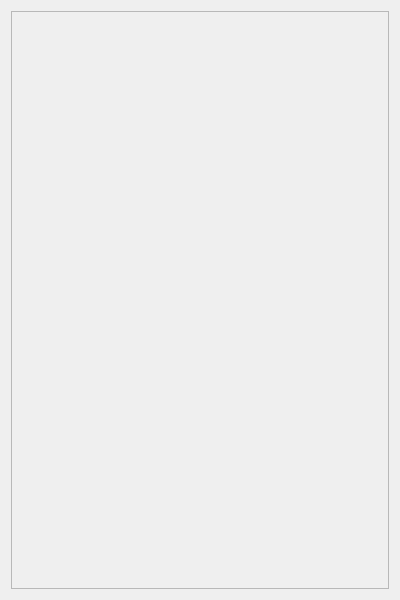
Neutrino123/STB, file AmenziListPage.ui: the form before one commit.
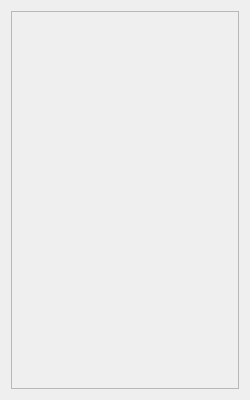
The form after the commit.

Patch:
```diff
--- a/AmenziListPage.ui
+++ b/AmenziListPage.ui
@@ -6,8 +6,8 @@
    <rect>
     <x>0</x>
     <y>0</y>
-    <width>400</width>
-    <height>600</height>
+    <width>250</width>
+    <height>400</height>
    </rect>
   </property>
   <property name="windowTitle">
```
